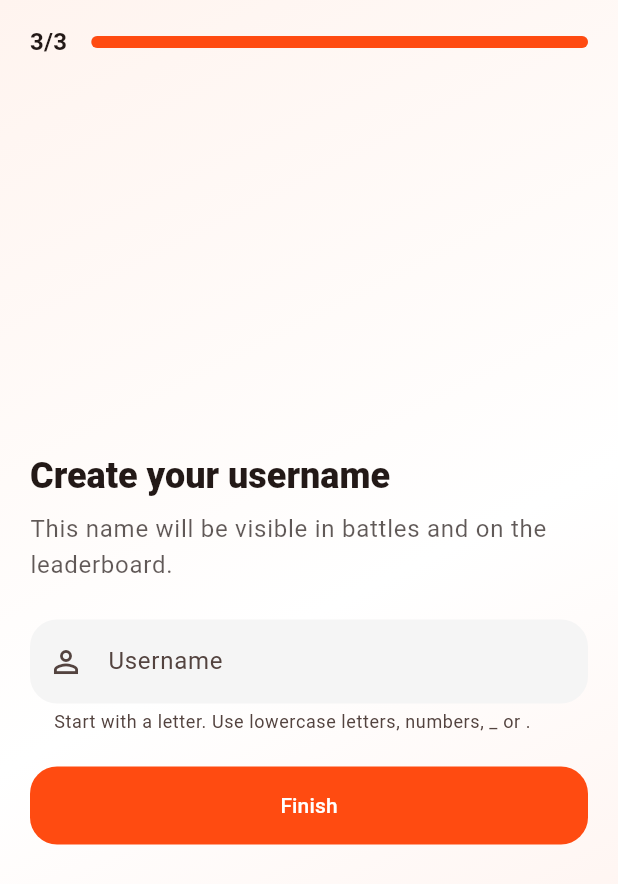
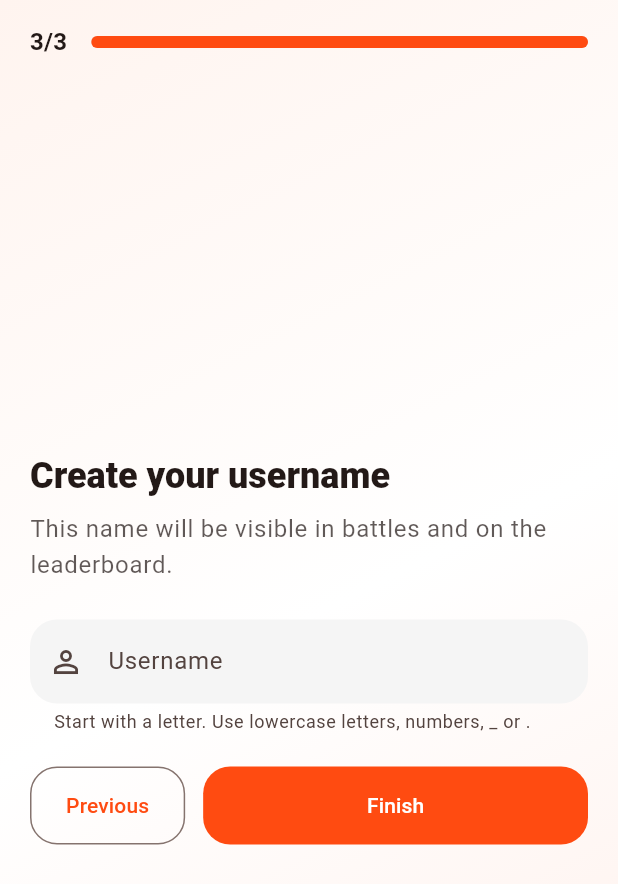
Before and after one commit to SurajChaurasia84/HydraXZone, a Flutter app: the screen it shows after launch, swiped to page 3, on a phone screen of 412 x 824 dp. Shown: the top 884 px of the screen. Run offline on Flutter 3.47's test engine with Material 3 defaults, Android fonts, the phone set to English and light mode, and no system bars; our stand-ins replace cloud_firestore, file_picker, firebase_auth, firebase_core, firebase_storage, google_sign_in and 2 more; accounts and stored records are empty; generated files the repository leaves out were written again.

Commit message:
Update onboarding screen

```diff
--- a/lib/screens/onboarding_screen.dart
+++ b/lib/screens/onboarding_screen.dart
@@ -42,6 +42,7 @@ class _OnboardingScreenState extends State<OnboardingScreen> {
   int _currentStep = 0;
   bool _isSigningIn = false;
   bool _isSaving = false;
+  bool _isAgeConfirmed = false;
   String? _errorText;
 
   @override
@@ -58,9 +59,10 @@ class _OnboardingScreenState extends State<OnboardingScreen> {
     _usernameController = TextEditingController(
       text: widget.existingData?['username'] as String? ?? '',
     );
+    final existingLevel = int.tryParse(widget.existingData?['gameLevel']?.toString() ?? '0') ?? 0;
     _currentStep = _signedInUser == null
         ? 0
-        : ((_selectedGame ?? '').isEmpty || _gameIdController.text.trim().isEmpty)
+        : ((_selectedGame ?? '').isEmpty || _gameIdController.text.trim().isEmpty || existingLevel < 20)
             ? 1
             : 2;
     _pageController = PageController(initialPage: _currentStep);
@@ -108,11 +110,10 @@ class _OnboardingScreenState extends State<OnboardingScreen> {
       _errorText = null;
     });
     try {
-      final googleUser = await GoogleSignIn().signIn();
+      final googleUser = await GoogleSignIn.instance.authenticate();
       if (googleUser == null) return;
       final googleAuth = await googleUser.authentication;
       final credential = GoogleAuthProvider.credential(
-        accessToken: googleAuth.accessToken,
         idToken: googleAuth.idToken,
       );
       final userCredential =
@@ -123,7 +124,8 @@ class _OnboardingScreenState extends State<OnboardingScreen> {
       if (!mounted) return;
       setState(() => _signedInUser = user);
       await _goTo(1);
-    } catch (_) {
+    } catch (e) {
+      debugPrint('Google Sign-In Error: $e');
       if (!mounted) return;
       setState(() => _errorText = 'Unable to continue with Google.');
     } finally {
@@ -339,32 +341,55 @@ class _OnboardingScreenState extends State<OnboardingScreen> {
                 color: Theme.of(context).colorScheme.onSurface.withValues(alpha: .72),
               ),
         ),
-        const SizedBox(height: 40),
+        const Spacer(),
+        Row(
+          mainAxisAlignment: MainAxisAlignment.center,
+          children: [
+            Checkbox(
+              value: _isAgeConfirmed,
+              onChanged: (val) => setState(() => _isAgeConfirmed = val ?? false),
+              activeColor: primaryColor,
+              shape: RoundedRectangleBorder(borderRadius: BorderRadius.circular(5)),
+            ),
+            const Text(
+              'I am 13+ years old',
+              style: TextStyle(fontSize: 14, fontWeight: FontWeight.w500),
+            ),
+          ],
+        ),
+        const SizedBox(height: 16),
         SizedBox(
           width: double.infinity,
+          child: Opacity(
+            opacity: _isAgeConfirmed ? 1.0 : 0.6,
             child: DecoratedBox(
               decoration: BoxDecoration(
                 gradient: const LinearGradient(
                   colors: [Color(0xFFFF6A38), primaryColor],
                 ),
                 borderRadius: BorderRadius.circular(20),
-              boxShadow: const [
+                boxShadow: _isAgeConfirmed
+                    ? const [
                         BoxShadow(
                           color: Color(0x66FF4B11),
                           blurRadius: 24,
                           offset: Offset(0, 10),
                         ),
-              ],
+                      ]
+                    : null,
               ),
               child: FilledButton.icon(
-              onPressed: _isSigningIn ? null : _continueWithGoogle,
+                onPressed: (_isSigningIn || !_isAgeConfirmed) ? null : _continueWithGoogle,
                 icon: _isSigningIn
                     ? const SizedBox(
                         height: 18,
                         width: 18,
-                      child: CircularProgressIndicator(strokeWidth: 2),
+                        child: CircularProgressIndicator(
+                          strokeWidth: 2,
+                          color: Colors.white,
+                        ),
                       )
-                  : const Icon(Icons.g_mobiledata, size: 30),
+                    : Image.asset('assets/google_logo.png', height: 18),
                 style: FilledButton.styleFrom(
                   backgroundColor: Colors.transparent,
                   foregroundColor: Colors.white,
@@ -377,6 +402,7 @@ class _OnboardingScreenState extends State<OnboardingScreen> {
                 label: Text(
                   _signedInUser == null ? 'Continue with Google' : 'Continue',
                   style: const TextStyle(fontSize: 16, fontWeight: FontWeight.w700),
+                ),
               ),
             ),
           ),
@@ -491,8 +517,23 @@ class _OnboardingScreenState extends State<OnboardingScreen> {
                         },
                       ),
                       const SizedBox(height: 24),
-                      SizedBox(
-                        width: double.infinity,
+                      Row(
+                        children: [
+                          OutlinedButton(
+                            onPressed: _isSaving ? null : () => _goTo(0),
+                            style: OutlinedButton.styleFrom(
+                              padding: const EdgeInsets.symmetric(
+                                vertical: 16,
+                                horizontal: 24,
+                              ),
+                              shape: RoundedRectangleBorder(
+                                borderRadius: BorderRadius.circular(18),
+                              ),
+                            ),
+                            child: const Text('Previous'),
+                          ),
+                          const SizedBox(width: 12),
+                          Expanded(
                             child: FilledButton(
                               onPressed: _isSaving ? null : _saveGame,
                               style: FilledButton.styleFrom(
@@ -514,6 +555,8 @@ class _OnboardingScreenState extends State<OnboardingScreen> {
                                     )
                                   : const Text('Continue'),
                             ),
+                          ),
+                        ],
                       ),
                     ],
                   ),
@@ -552,8 +595,23 @@ class _OnboardingScreenState extends State<OnboardingScreen> {
           ),
         ),
         const SizedBox(height: 22),
-        SizedBox(
-          width: double.infinity,
+        Row(
+          children: [
+            OutlinedButton(
+              onPressed: _isSaving ? null : () => _goTo(1),
+              style: OutlinedButton.styleFrom(
+                padding: const EdgeInsets.symmetric(
+                  vertical: 16,
+                  horizontal: 24,
+                ),
+                shape: RoundedRectangleBorder(
+                  borderRadius: BorderRadius.circular(18),
+                ),
+              ),
+              child: const Text('Previous'),
+            ),
+            const SizedBox(width: 12),
+            Expanded(
               child: FilledButton(
                 onPressed: _isSaving ? null : _finish,
                 style: FilledButton.styleFrom(
@@ -575,6 +633,8 @@ class _OnboardingScreenState extends State<OnboardingScreen> {
                       )
                     : const Text('Finish'),
               ),
+            ),
+          ],
         ),
       ],
     );
```
Lines whose indentation alone changed are shown as unchanged.
